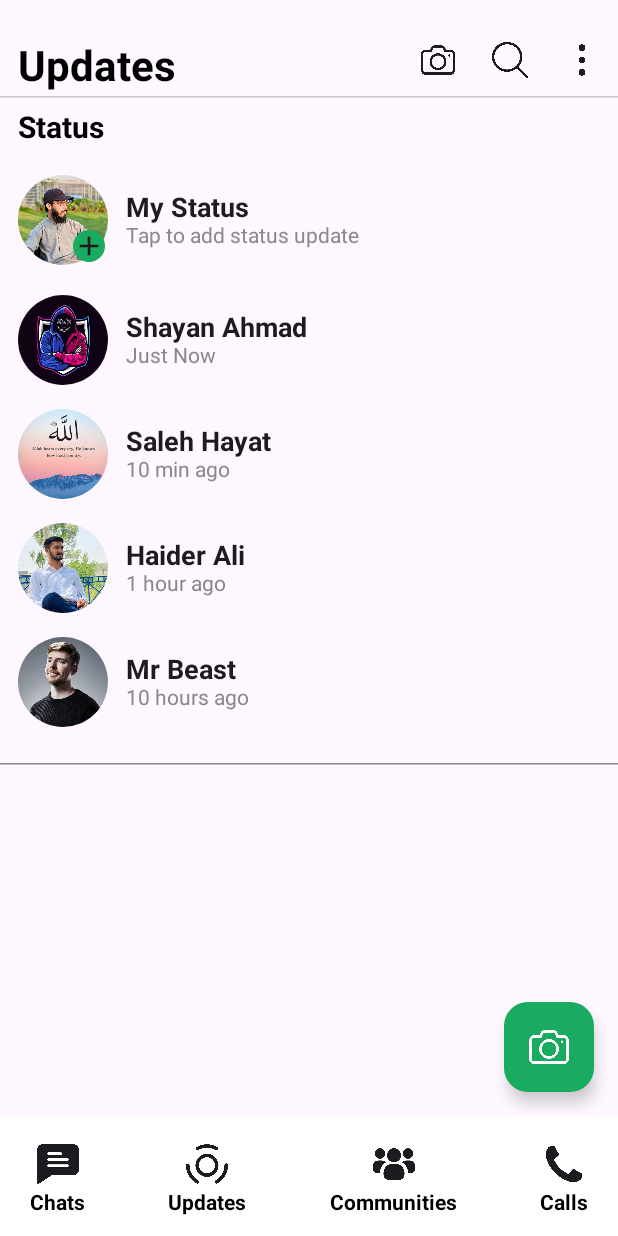
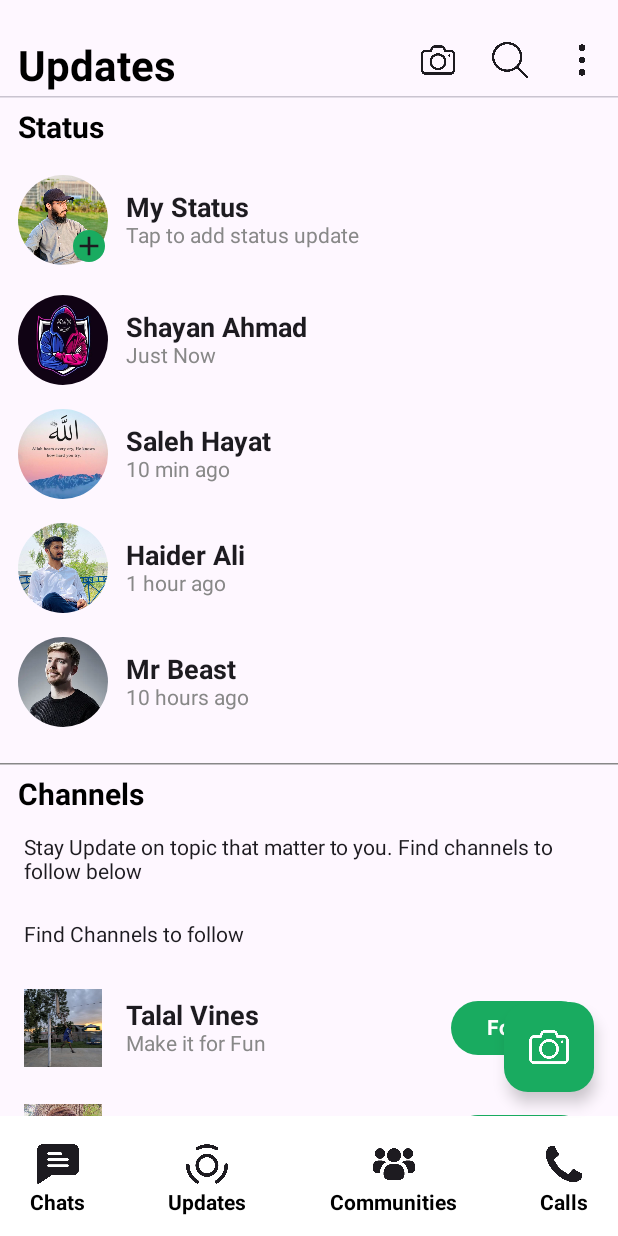
Before and after one commit to Muhammad-bilal-503/WhatsApp-Clone, an Android app built with Jetpack Compose: the @Preview function UpdateScreen, on a phone screen of 412 x 824 dp. Run offline under Robolectric (Android 15) with nearby library versions, the phone set to English and light mode, and no system bars.

Commit message:
initial Commit

```diff
--- a/app/build.gradle.kts
+++ b/app/build.gradle.kts
@@ -49,6 +49,7 @@ dependencies {
     implementation(libs.androidx.compose.ui.graphics)
     implementation(libs.androidx.compose.ui.tooling.preview)
     implementation(libs.androidx.compose.material3)
+    implementation(libs.androidx.ui.graphics)
     testImplementation(libs.junit)
     androidTestImplementation(libs.androidx.junit)
     androidTestImplementation(libs.androidx.espresso.core)
--- /dev/null
+++ b/app/src/main/java/com/example/whatsapp/presentation/communitiesscreen/CommunitiesScreen.kt
@@ -0,0 +1 @@
+package com.example.whatsapp.presentation.communitiesscreen
--- /dev/null
+++ b/app/src/main/java/com/example/whatsapp/presentation/updatescreen/ChannelItemDesign.kt
@@ -0,0 +1,67 @@
+package com.example.whatsapp.presentation.updatescreen
+
+import androidx.compose.foundation.Image
+import androidx.compose.foundation.layout.*
+import androidx.compose.material3.Button
+import androidx.compose.material3.ButtonDefaults
+import androidx.compose.material3.Text
+import androidx.compose.runtime.*
+import androidx.compose.ui.Alignment
+import androidx.compose.ui.Modifier
+import androidx.compose.ui.graphics.Color
+import androidx.compose.ui.res.colorResource
+import androidx.compose.ui.res.painterResource
+import androidx.compose.ui.text.font.FontWeight
+import androidx.compose.ui.tooling.preview.Preview
+import androidx.compose.ui.unit.dp
+import androidx.compose.ui.unit.sp
+import com.example.whatsapp.R
+
+@Composable
+
+fun ChannelItemDesign(channel: Channel) {
+
+    var isFollowing by remember { mutableStateOf(false) }
+
+    Row(
+        modifier = Modifier
+            .fillMaxWidth()
+            .padding(horizontal = 12.dp, vertical = 8.dp),
+        verticalAlignment = Alignment.CenterVertically
+    ) {
+
+        Image(
+            painter = painterResource(channel.image),
+            contentDescription = null,
+            modifier = Modifier
+                .size(60.dp)
+                .padding(4.dp)
+        )
+
+        Spacer(modifier = Modifier.width(12.dp))
+
+        Column {
+
+            Text(text = channel.name, fontWeight = FontWeight.Bold, fontSize = 18.sp)
+            Text(text = channel.description, fontSize = 14.sp, color = Color.Gray)
+        }
+
+        Spacer(modifier = Modifier.weight(1f))
+
+        Button(
+            onClick = { isFollowing = !isFollowing },
+            colors = ButtonDefaults.buttonColors(
+                containerColor = if (isFollowing) Color.Gray else colorResource(id = R.color.light_green)
+            ),
+            modifier = Modifier.padding(8.dp).height(36.dp)
+        ) {
+            Text(
+                text = if (isFollowing) "Following" else "Follow",
+                color =if (isFollowing) Color.Black else Color.White,
+                fontWeight = FontWeight.Bold
+            )
+        }
+    }
+}
+
+data class Channel(val image:Int, val name:String, val description:String)
--- a/app/src/main/java/com/example/whatsapp/presentation/updatescreen/TopBar.kt
+++ b/app/src/main/java/com/example/whatsapp/presentation/updatescreen/TopBar.kt
@@ -29,6 +29,7 @@ import androidx.compose.ui.text.font.FontWeight
 import androidx.compose.ui.tooling.preview.Preview
 import androidx.compose.ui.unit.dp
 import androidx.compose.ui.unit.sp
+import androidx.compose.ui.zIndex
 import com.example.whatsapp.R
 
 @Composable
@@ -111,25 +112,34 @@ fun TopBar() {
 
                     }
 
-                    IconButton(onClick = { showMany = true }) {
-                        Icon(
-                            painter = painterResource(id = R.drawable.more),
-                            contentDescription = null,
-                            modifier = Modifier.size(24.dp)
-                        )
-
-                        DropdownMenu(expanded = showMany, onDismissRequest = { showMany = false }) {
-                            DropdownMenuItem(
-                                text = { Text(text = "Privacy Policy") },
-                                onClick = { showMany = false })
-                            DropdownMenuItem(
-                                text = { Text(text = "Create Channel") },
-                                onClick = { showMany = false })
-                            DropdownMenuItem(
-                                text = { Text(text = "Setting") },
-                                onClick = { showMany = false })
+                    // 👇 Dropdown Menu Button
+                    Box (modifier = Modifier.zIndex(1f)){
+                        IconButton(onClick = { showMany = !showMany }) {
+                            Icon(
+                                painter = painterResource(id = R.drawable.more),
+                                contentDescription = "More Options",
+                                modifier = Modifier.size(24.dp)
+                            )
                         }
 
+                        DropdownMenu(
+                            expanded = showMany,
+                            onDismissRequest = { showMany = false },
+
+                        ) {
+                            DropdownMenuItem(
+                                text = { Text("Privacy Policy") },
+                                onClick = { showMany = false }
+                            )
+                            DropdownMenuItem(
+                                text = { Text("Create Channel") },
+                                onClick = { showMany = false }
+                            )
+                            DropdownMenuItem(
+                                text = { Text("Setting") },
+                                onClick = { showMany = false }
+                            )
+                        }
                     }
 
                 }
--- a/app/src/main/java/com/example/whatsapp/presentation/updatescreen/UpdateScreen.kt
+++ b/app/src/main/java/com/example/whatsapp/presentation/updatescreen/UpdateScreen.kt
@@ -32,11 +32,19 @@ fun UpdateScreen() {
     val scrollState = rememberScrollState()
 
     val sampleStatus = listOf(
-        StatusData( R.drawable.shahyan, name = "Shayan Ahmad", time = "Just Now"),
-        StatusData( R.drawable.salleh, name = "Saleh Hayat", time = "10 min ago"),
-        StatusData( R.drawable.haider, name = "Haider Ali", time = "1 hour ago"),
-        StatusData( R.drawable.mrbeast, name = "Mr Beast", time = "10 hours ago"),
+        StatusData(R.drawable.shahyan, name = "Shayan Ahmad", time = "Just Now"),
+        StatusData(R.drawable.salleh, name = "Saleh Hayat", time = "10 min ago"),
+        StatusData(R.drawable.haider, name = "Haider Ali", time = "1 hour ago"),
+        StatusData(R.drawable.mrbeast, name = "Mr Beast", time = "10 hours ago"),
     )
+
+    val sampleChannels = listOf(
+        Channel(R.drawable.talal, name = "Talal Vines", description = "Make it for Fun"),
+        Channel(R.drawable.taimoor, name = "Butt Brothers", description = "just looking Forward"),
+        Channel(R.drawable.whatsapp_icon, name = "WhatsApp", description = "Know World Wide"),
+        Channel(R.drawable.mrbeast, name = "Mr Beast", description = "Just Watching")
+    )
+
 
 
     Scaffold(
@@ -95,7 +103,30 @@ fun UpdateScreen() {
 
             HorizontalDivider(color = Color.Gray)
 
+            Text(
+                text = "Channels",
+                fontWeight = FontWeight.Bold,
+                fontSize = 20.sp,
+                color = Color.Black,
+                modifier = Modifier.padding(horizontal = 12.dp, vertical = 8.dp)
+            )
 
+            Spacer(modifier = Modifier.height(8.dp))
+
+            Column(modifier = Modifier.padding(horizontal = 16.dp)) {
+
+                Text(
+                    text = "Stay Update on topic that matter to you. Find channels to follow below"
+                )
+                Spacer(modifier = Modifier.height(26.dp))
+                Text(text = "Find Channels to follow")
+
+            }
+            Spacer(modifier = Modifier.height(16.dp))
+
+            sampleChannels.forEach {
+                ChannelItemDesign(channel = it)
+            }
 
 
         }
--- a/gradle/libs.versions.toml
+++ b/gradle/libs.versions.toml
@@ -8,6 +8,7 @@ espressoCore = "3.7.0"
 lifecycleRuntimeKtx = "2.9.4"
 activityCompose = "1.11.0"
 composeBom = "2024.09.00"
+uiGraphics = "1.9.4"
 
 [libraries]
 androidx-core-ktx = { group = "androidx.core", name = "core-ktx", version.ref = "coreKtx" }
@@ -24,6 +25,7 @@ androidx-compose-ui-tooling-preview = { group = "androidx.compose.ui", name = "u
 androidx-compose-ui-test-manifest = { group = "androidx.compose.ui", name = "ui-test-manifest" }
 androidx-compose-ui-test-junit4 = { group = "androidx.compose.ui", name = "ui-test-junit4" }
 androidx-compose-material3 = { group = "androidx.compose.material3", name = "material3" }
+androidx-ui-graphics = { group = "androidx.compose.ui", name = "ui-graphics", version.ref = "uiGraphics" }
 
 [plugins]
 android-application = { id = "com.android.application", version.ref = "agp" }
```
